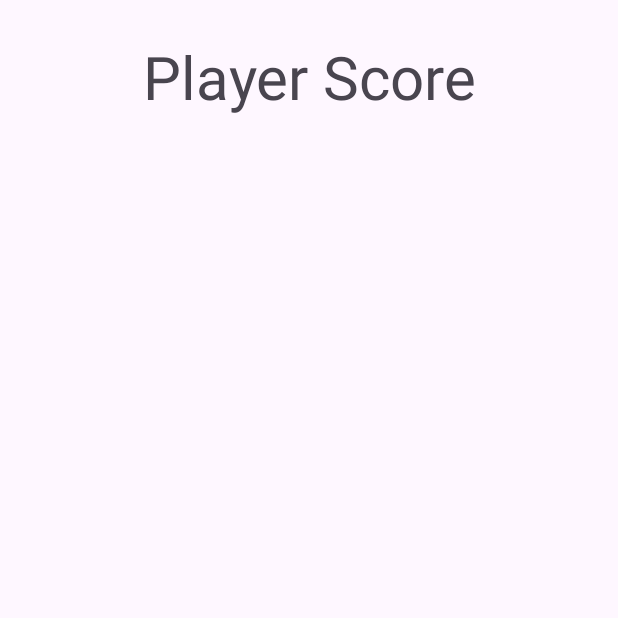
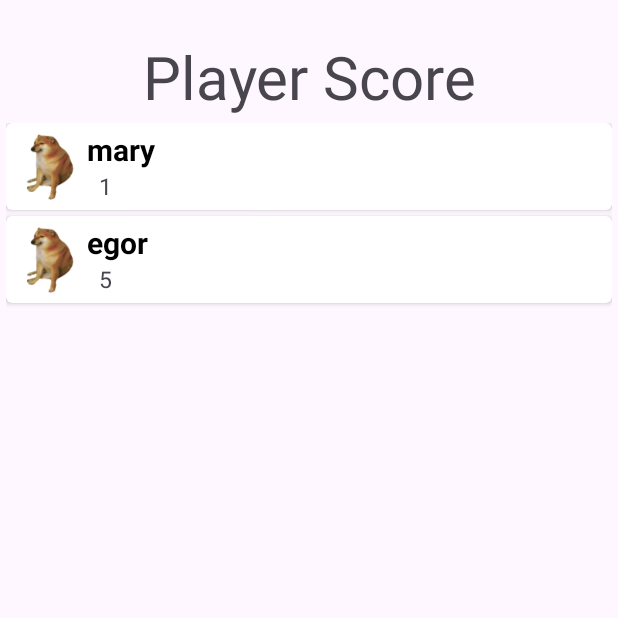
Before and after one commit to hk2281/quiz_app, an Android app: the ScoreActivity screen opened directly, with no data from a screen before it, on a phone screen of 412 x 824 dp, the top half of it. Run offline under Robolectric (Android 15) with nearby library versions, the phone set to English and light mode, and no system bars.

Commit message:
finish score screean

```diff
--- a/app/build.gradle
+++ b/app/build.gradle
@@ -26,12 +26,16 @@ android {
         sourceCompatibility JavaVersion.VERSION_1_8
         targetCompatibility JavaVersion.VERSION_1_8
     }
+
+
 }
 
 dependencies {
 
     implementation 'androidx.appcompat:appcompat:1.6.1'
     implementation 'com.google.android.material:material:1.5.0'
+    implementation 'androidx.cardview:cardview:1.0.0'
+    implementation 'androidx.recyclerview:recyclerview:1.0.0'
     implementation 'androidx.constraintlayout:constraintlayout:2.1.4'
     testImplementation 'junit:junit:4.13.2'
     androidTestImplementation 'androidx.test.ext:junit:1.1.5'
--- a/app/src/main/AndroidManifest.xml
+++ b/app/src/main/AndroidManifest.xml
@@ -12,6 +12,7 @@
         android:supportsRtl="true"
         android:theme="@style/Theme.MyApplication"
         tools:targetApi="31">
+
         <activity
             android:name=".ScoreActivity"
             android:exported="false" />
--- a/app/src/main/java/com/example/myapplication/ScoreActivity.java
+++ b/app/src/main/java/com/example/myapplication/ScoreActivity.java
@@ -2,7 +2,9 @@ package com.example.myapplication;
 
 import androidx.annotation.Nullable;
 import androidx.appcompat.app.AppCompatActivity;
+import androidx.recyclerview.widget.LinearLayoutManager;
 import androidx.recyclerview.widget.RecyclerView;
+
 
 import android.os.Bundle;
 import android.util.Log;
@@ -10,7 +12,11 @@ import android.util.Log;
 import java.util.ArrayList;
 
 public class ScoreActivity extends AppCompatActivity {
-    ArrayList<State> states = new ArrayList<State>();
+    private RecyclerView mRecyclerView;
+    private RecyclerView.Adapter mAdapter;
+    private RecyclerView.LayoutManager mLayoutManager;
+    private ArrayList<State> states = new ArrayList<State>();
+
     @Override
     protected void onCreate(@Nullable Bundle savedInstanceState) {
         super.onCreate(savedInstanceState);
@@ -18,6 +24,14 @@ public class ScoreActivity extends AppCompatActivity {
 
 
         setInitialData();
+        mRecyclerView = findViewById(R.id.recyclerView);
+        mRecyclerView.setHasFixedSize(true);
+        mLayoutManager = new LinearLayoutManager(this, LinearLayoutManager.VERTICAL, false);
+        mAdapter = new StateAdapter_yt(this,states);
+
+        mRecyclerView.setLayoutManager(mLayoutManager);
+        mRecyclerView.setAdapter(mAdapter);
+
 
 
 
--- /dev/null
+++ b/app/src/main/java/com/example/myapplication/StateAdapter_yt.java
@@ -0,0 +1,57 @@
+package com.example.myapplication;
+
+
+import android.content.Context;
+import android.view.LayoutInflater;
+import android.view.View;
+import android.view.ViewGroup;
+import android.widget.ImageView;
+import android.widget.TextView;
+
+import androidx.recyclerview.widget.RecyclerView;
+
+import java.util.ArrayList;
+
+public class StateAdapter_yt extends RecyclerView.Adapter<StateAdapter_yt.StateViewHolder>{
+
+    private ArrayList<State> mStateList;
+    public Context  context;
+    public static class StateViewHolder extends RecyclerView.ViewHolder {
+        public ImageView mImageView;
+        public TextView mNameView;
+        public TextView mScoreView;
+
+
+
+        public StateViewHolder(View itemView) {
+            super(itemView);
+            mImageView = itemView.findViewById(R.id.imageView);
+            mNameView = itemView.findViewById(R.id.textView);
+            mScoreView = itemView.findViewById(R.id.textView2);
+        }
+    }
+
+    public StateAdapter_yt(Context context, ArrayList<State> mStateList) {
+        this.mStateList = mStateList;
+        this.context = context;
+    }
+
+    @Override
+    public StateViewHolder onCreateViewHolder(ViewGroup parent, int viewType) {
+        View v = LayoutInflater.from(context).inflate(R.layout.list_item, parent, false);
+        StateViewHolder svh = new StateViewHolder(v);
+        return svh;
+    }
+    @Override
+    public void onBindViewHolder(StateViewHolder holder, int position) {
+        State currentItem = mStateList.get(position);
+
+        holder.mImageView.setImageResource(currentItem.getFlagResource());
+        holder.mNameView.setText(currentItem.getName());
+        holder.mScoreView.setText(String.valueOf(currentItem.getScore()));
+    }
+    @Override
+    public int getItemCount() {
+        return mStateList.size();
+    }
+}
--- a/app/src/main/res/layout/activity_score.xml
+++ b/app/src/main/res/layout/activity_score.xml
@@ -21,16 +21,14 @@
         app:layout_constraintTop_toTopOf="parent" />
 
     <androidx.recyclerview.widget.RecyclerView
-        android:id="@+id/listInActivityScore"
-        android:layout_width="wrap_content"
+        android:id="@+id/recyclerView"
+        android:layout_width="match_parent"
         android:layout_height="wrap_content"
+        android:padding="4dp"
+        android:scrollbars="vertical"
+        app:layout_constraintEnd_toEndOf="parent"
+        app:layout_constraintStart_toStartOf="parent"
+        app:layout_constraintTop_toBottomOf="@+id/scoreTitle" />
 
-        app:layoutManager="androidx.recyclerview.widget.LinearLayoutManager"
-
-        app:layout_constraintBottom_toBottomOf="parent"
-        app:layout_constraintLeft_toLeftOf="parent"
-        app:layout_constraintRight_toRightOf="parent"
-        app:layout_constraintTop_toTopOf="parent"
-        android:layout_marginTop="24dp"/>
 
 </androidx.constraintlayout.widget.ConstraintLayout>
--- a/app/src/main/res/layout/list_item.xml
+++ b/app/src/main/res/layout/list_item.xml
@@ -1,42 +1,43 @@
 <?xml version="1.0" encoding="utf-8"?>
-<androidx.constraintlayout.widget.ConstraintLayout
-    xmlns:android="http://schemas.android.com/apk/res/android"
+<androidx.cardview.widget.CardView xmlns:android="http://schemas.android.com/apk/res/android"
     xmlns:app="http://schemas.android.com/apk/res-auto"
     android:layout_width="match_parent"
-    android:layout_height="wrap_content">
+    android:layout_height="wrap_content"
+    android:layout_marginBottom="4dp"
+    app:cardCornerRadius="4dp">
+
+    <RelativeLayout
+        android:layout_width="match_parent"
+        android:layout_height="match_parent"
+        android:layout_margin="4dp">
+
         <ImageView
-        android:id="@+id/flag"
-        android:layout_width="70dp"
+            android:id="@+id/imageView"
+            android:layout_width="50dp"
             android:layout_height="50dp"
-        android:layout_marginTop="16dp"
-        android:layout_marginBottom="16dp"
-        app:layout_constraintLeft_toLeftOf="parent"
-        app:layout_constraintRight_toLeftOf="@+id/playerName"
-        app:layout_constraintTop_toTopOf="parent"
-        app:layout_constraintBottom_toBottomOf="parent" />
+            android:padding="2dp" />
 
         <TextView
-        android:id="@+id/playerName"
-        android:layout_width="0dp"
+            android:id="@+id/textView"
+            android:layout_width="wrap_content"
             android:layout_height="wrap_content"
-        android:layout_marginLeft="16dp"
-        android:text="name"
-        android:textSize="34sp"
-        app:layout_constraintBottom_toTopOf="@+id/playerScore"
-        app:layout_constraintLeft_toRightOf="@+id/flag"
-        app:layout_constraintRight_toRightOf="parent"
-        app:layout_constraintTop_toTopOf="parent" />
+            android:layout_alignParentTop="true"
+            android:layout_toEndOf="@+id/imageView"
+            android:text="Line 1"
+            android:textColor="@android:color/black"
+            android:textSize="20sp"
+            android:textStyle="bold" />
 
         <TextView
-        android:id="@+id/playerScore"
-        android:layout_width="0dp"
+            android:id="@+id/textView2"
+            android:layout_width="wrap_content"
             android:layout_height="wrap_content"
-        android:layout_marginLeft="16dp"
-        android:text="score"
-        android:textSize="24sp"
-        app:layout_constraintBottom_toBottomOf="parent"
-        app:layout_constraintLeft_toRightOf="@+id/flag"
-        app:layout_constraintRight_toRightOf="parent"
-        app:layout_constraintTop_toBottomOf="@+id/playerName" />
+            android:layout_below="@+id/textView"
+            android:layout_marginStart="8dp"
+            android:layout_toEndOf="@+id/imageView"
+            android:text="Line 2"
+            android:textSize="15sp" />
 
-</androidx.constraintlayout.widget.ConstraintLayout>
+    </RelativeLayout>
+
+</androidx.cardview.widget.CardView>
--- a/build.gradle
+++ b/build.gradle
@@ -1,4 +1,6 @@
 // Top-level build file where you can add configuration options common to all sub-projects/modules.
+
+
 plugins {
     id 'com.android.application' version '8.0.1' apply false
     id 'com.android.library' version '8.0.1' apply false
--- a/settings.gradle
+++ b/settings.gradle
@@ -10,6 +10,7 @@ dependencyResolutionManagement {
     repositories {
         google()
         mavenCentral()
+        maven { url 'https://maven.google.com' }
     }
 }
 rootProject.name = "My Application"
```
Lines whose indentation alone changed are shown as unchanged.
